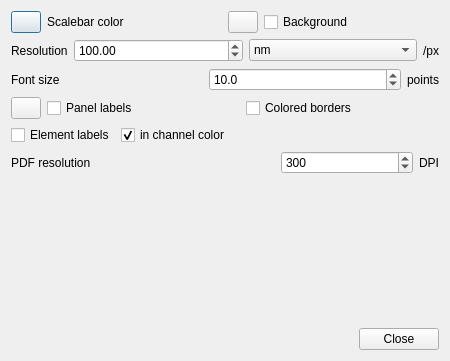
First picture: the form in exhale/resources/ui/imagedialog.ui, repository ctroein/exhale, before the edit.
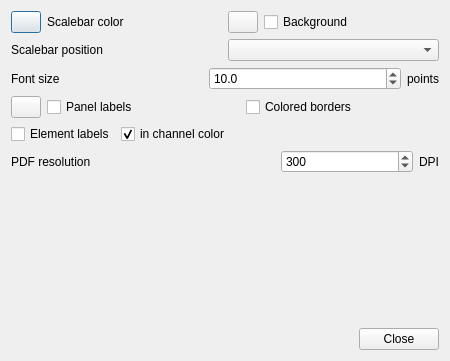
Second picture: the form after the edit. Custom widgets are drawn as their Qt base class.

```diff
--- a/exhale/resources/ui/imagedialog.ui
+++ b/exhale/resources/ui/imagedialog.ui
@@ -83,69 +83,16 @@
     </layout>
    </item>
    <item>
-    <layout class="QHBoxLayout" name="horizontalLayout_6" stretch="0,1,1,0">
+    <layout class="QHBoxLayout" name="horizontalLayout_5">
      <item>
       <widget class="QLabel" name="label_2">
        <property name="text">
-        <string>Resolution</string>
+        <string>Scalebar position</string>
        </property>
       </widget>
      </item>
      <item>
-      <widget class="QDoubleSpinBox" name="composeResValue">
-       <property name="suffix">
-        <string/>
-       </property>
-       <property name="decimals">
-        <number>2</number>
-       </property>
-       <property name="minimum">
-        <double>0.000000000000000</double>
-       </property>
-       <property name="maximum">
-        <double>100000.000000000000000</double>
-       </property>
-       <property name="stepType">
-        <enum>QAbstractSpinBox::AdaptiveDecimalStepType</enum>
-       </property>
-       <property name="value">
-        <double>100.000000000000000</double>
-       </property>
-      </widget>
-     </item>
-     <item>
-      <widget class="QComboBox" name="composeResUnits">
-       <property name="currentIndex">
-        <number>3</number>
-       </property>
-       <item>
-        <property name="text">
-         <string>None</string>
-        </property>
-       </item>
-       <item>
-        <property name="text">
-         <string>mm</string>
-        </property>
-       </item>
-       <item>
-        <property name="text">
-         <string>µm</string>
-        </property>
-       </item>
-       <item>
-        <property name="text">
-         <string>nm</string>
-        </property>
-       </item>
-      </widget>
-     </item>
-     <item>
-      <widget class="QLabel" name="label_10">
-       <property name="text">
-        <string>/px</string>
-       </property>
-      </widget>
+      <widget class="QComboBox" name="composeScalebar"/>
      </item>
     </layout>
    </item>
```
